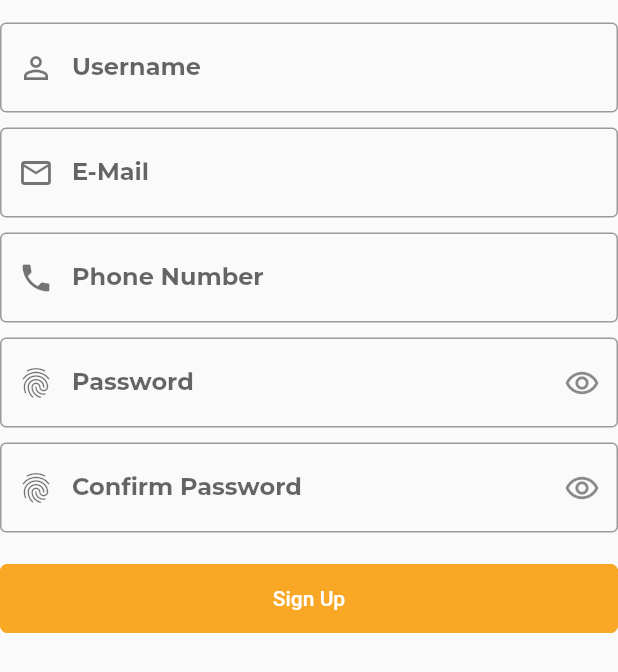
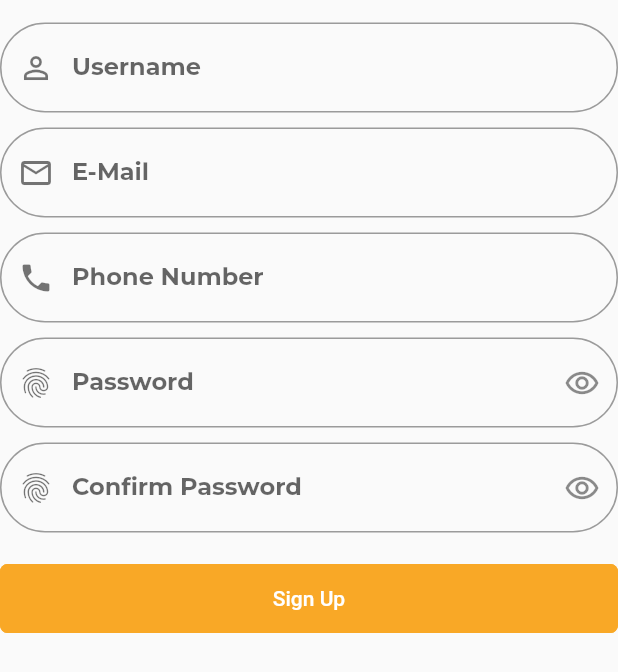
Before and after one commit to jtrznadel/social_ease, a Flutter app: the SignUpFormWidget widget shown alone on an empty page, opened directly, on a phone screen of 412 x 824 dp. Shown: the top 672 px of the screen. Run offline on Flutter 3.47's test engine with Material 2 defaults, Android fonts, the phone set to English and light mode, and no system bars; our stand-ins replace awesome_notifications, cloud_firestore, curved_navigation_bar, firebase_auth, firebase_core, flutter_otp_text_field and 5 more; accounts and stored records are empty; network calls fail.

Commit message:
Code fixed and profule_update added

```diff
--- a/lib/features/authentication/controllers/signup_controller.dart
+++ b/lib/features/authentication/controllers/signup_controller.dart
@@ -1,5 +1,6 @@
 import 'package:flutter/material.dart';
 import 'package:get/get.dart';
+import 'package:social_ease/models/user_model.dart';
 import 'package:social_ease/repository/authentication_repository/authentication_repository.dart';
 
 class SignUpController extends GetxController {
@@ -11,7 +12,7 @@ class SignUpController extends GetxController {
   final password = TextEditingController();
   final confirmPassword = TextEditingController();
 
-  void registerUser(String email, String password) {
-    AuthenticationRepository.instance.createUserWithEmailAndPassword(email, password);
+  void registerUser(UserModel user) {
+    AuthenticationRepository.instance.createUserWithEmailAndPassword(user);
   }
 }
--- a/lib/features/core/navigation_profile.dart
+++ b/lib/features/core/navigation_profile.dart
@@ -3,7 +3,7 @@ import 'package:flutter/material.dart';
 import 'package:social_ease/constants/colors.dart';
 import 'package:social_ease/features/core/screens/dashboard/dashboard_screen.dart';
 import 'package:social_ease/features/core/screens/explore/explore_screen.dart';
-import 'package:social_ease/features/core/screens/message_centre/message_centre_screen.dart';
+import 'package:social_ease/features/core/screens/message_center/message_center_screen.dart';
 import 'package:social_ease/features/core/screens/search/search_screen.dart';
 import 'package:social_ease/features/core/screens/user_profile/user_profile_screen.dart';
 
@@ -57,7 +57,7 @@ class _NavigationProfile extends State<NavigationProfile> {
           SearchScreen(),
           ExploreScreen(),
           DashboardScreen(),
-          MessageCentreScreen(),
+          MessageCenterScreen(),
           UserProfileScreen()
         ],
         onPageChanged: (int index) {
--- a/lib/features/core/screens/message_centre/message_centre_screen.dart
+++ b/lib/features/core/screens/message_center/message_center_screen.dart
@@ -1,7 +1,7 @@
 import 'package:flutter/material.dart';
 
-class MessageCentreScreen extends StatelessWidget {
-  const MessageCentreScreen({super.key});
+class MessageCenterScreen extends StatelessWidget {
+  const MessageCenterScreen({super.key});
 
   @override
   Widget build(BuildContext context) {
--- /dev/null
+++ b/lib/models/user_model.dart
@@ -0,0 +1,43 @@
+import 'package:cloud_firestore/cloud_firestore.dart';
+
+enum Role { admin, user }
+
+class UserModel {
+  final String? id;
+  final String userName;
+  final String firstName;
+  final String lastName;
+  final String email;
+  final String phoneNumber;
+  final String password;
+
+  const UserModel(
+      {this.id,
+      required this.userName,
+      required this.firstName,
+      required this.lastName,
+      required this.email,
+      required this.phoneNumber,
+      required this.password});
+
+  toJson() {
+    return {
+      "userName": userName,
+      "firstName": firstName,
+      "lastName": lastName,
+      "phoneNumber": phoneNumber,
+    };
+  }
+
+  factory UserModel.fromSnaphot(DocumentSnapshot<Map<String, dynamic>> document) {
+    final data = document.data()!;
+    return UserModel(
+        id: document.id,
+        userName: data["userName"],
+        firstName: data["firstName"],
+        lastName: data["lastName"],
+        email: data["email"],
+        phoneNumber: data["phoneNumber"],
+        password: "●●●●●●●●●");
+  }
+}
--- a/lib/utilities/widget_themes/text_field_theme.dart
+++ b/lib/utilities/widget_themes/text_field_theme.dart
@@ -4,21 +4,19 @@ import 'package:social_ease/constants/colors.dart';
 class TTextFormFieldTheme {
   TTextFormFieldTheme._();
 
-  static InputDecorationTheme lightInputDecorationTheme =
-      const InputDecorationTheme(
-          border: OutlineInputBorder(),
-          prefixIconColor: tSecondaryColor,
-          floatingLabelStyle: TextStyle(color: tSecondaryColor),
-          focusedBorder: OutlineInputBorder(
-            borderSide: BorderSide(width: 2.0, color: tSecondaryColor),
-          ));
+  static InputDecorationTheme lightInputDecorationTheme = InputDecorationTheme(
+      border: OutlineInputBorder(borderRadius: BorderRadius.circular(100)),
+      prefixIconColor: tSecondaryColor,
+      floatingLabelStyle: const TextStyle(color: Colors.black),
+      focusedBorder: OutlineInputBorder(
+          borderSide: const BorderSide(width: 2.0, color: Colors.black),
+          borderRadius: BorderRadius.circular(100)));
 
-  static InputDecorationTheme darkInputDecorationTheme =
-      const InputDecorationTheme(
-          border: OutlineInputBorder(),
-          prefixIconColor: tPrimaryColor,
-          floatingLabelStyle: TextStyle(color: tPrimaryColor),
-          focusedBorder: OutlineInputBorder(
-            borderSide: BorderSide(width: 2.0, color: tPrimaryColor),
-          ));
+  static InputDecorationTheme darkInputDecorationTheme = InputDecorationTheme(
+      border: OutlineInputBorder(borderRadius: BorderRadius.circular(100)),
+      prefixIconColor: tPrimaryColor,
+      floatingLabelStyle: const TextStyle(color: Colors.black),
+      focusedBorder: OutlineInputBorder(
+          borderSide: const BorderSide(width: 2.0, color: Colors.black),
+          borderRadius: BorderRadius.circular(100)));
 }
--- a/pubspec.yaml
+++ b/pubspec.yaml
@@ -46,6 +46,7 @@ dependencies:
   firebase_auth: ^4.6.2
   google_nav_bar: ^5.0.6
   curved_navigation_bar: ^1.0.3
+  cloud_firestore: ^4.8.0
 
 dev_dependencies:
   flutter_test:
```
Also changed, not shown: lib/features/authentication/screens/signup/widgets/signup_form_widget.dart (+11 -7 lines), lib/features/core/controllers/user_profile_controller.dart (added, +33 -0 lines), lib/features/core/screens/user_profile/update_user_profile_screen.dart (added, +154 -0 lines), lib/features/core/screens/user_profile/user_profile_screen.dart (+3 -6 lines), lib/repository/authentication_repository/authentication_repository.dart (+13 -2 lines), lib/repository/user_repository/user_repository.dart (added, +24 -0 lines), pubspec.lock, 1 other file.
